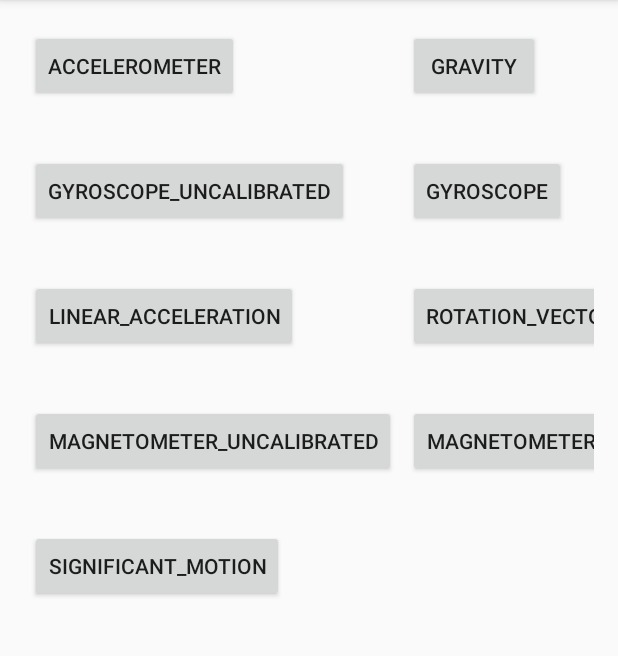
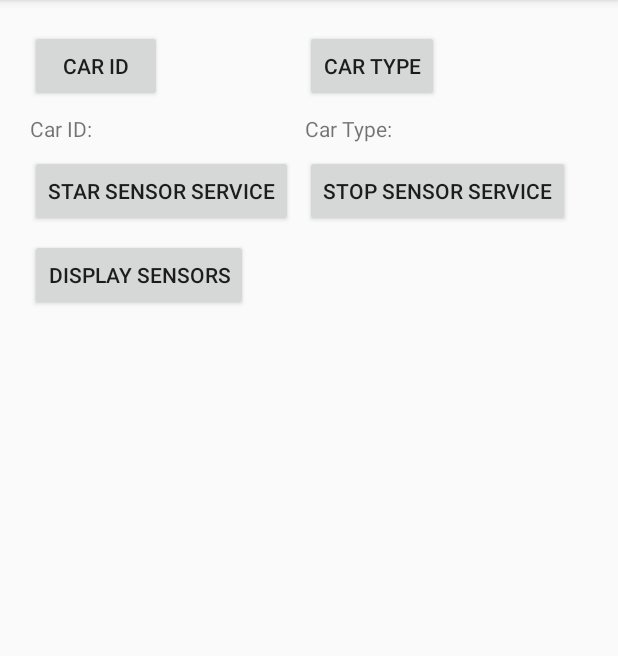
Before and after one commit to ThanosGkara/CarAppHackZurich, an Android app: the screen it shows after launch (MainActivity), on a phone screen of 412 x 824 dp, the part 84-740 px from its top. Run offline under Robolectric (Android 15) with nearby library versions, the phone set to English and light mode, and no system bars.

Commit message:
Added CarID, CarType, DisplaySensors Funtionality

```diff
--- a/app/build.gradle
+++ b/app/build.gradle
@@ -24,5 +24,6 @@ dependencies {
     androidTestCompile('com.android.support.test.espresso:espresso-core:2.2.2', {
         exclude group: 'com.android.support', module: 'support-annotations'
     })
+    compile 'com.android.support:appcompat-v7:24.2.1'
     testCompile 'junit:junit:4.12'
 }
--- a/app/src/main/AndroidManifest.xml
+++ b/app/src/main/AndroidManifest.xml
@@ -19,7 +19,9 @@
         <service
             android:name=".SensorsService"
             android:enabled="true"
-            android:exported="true"></service>
+            android:exported="true" />
+
+        <activity android:name=".SensorsViewActivity"></activity>
     </application>
 
 </manifest>
--- a/app/src/main/java/com/hackzurich/carapp/carapphackzurich/MainActivity.java
+++ b/app/src/main/java/com/hackzurich/carapp/carapphackzurich/MainActivity.java
@@ -1,11 +1,18 @@
 package com.hackzurich.carapp.carapphackzurich;
 
 import android.app.Activity;
+import android.app.AlertDialog;
 import android.content.Context;
+import android.content.DialogInterface;
 import android.content.Intent;
 import android.content.IntentFilter;
 import android.os.Bundle;
 import android.util.Log;
+import android.view.LayoutInflater;
+import android.view.View;
+import android.view.ViewGroup;
+import android.widget.Button;
+import android.widget.EditText;
 import android.widget.TextView;
 import android.content.BroadcastReceiver;
 
@@ -13,81 +20,96 @@ public class MainActivity extends Activity {
 
     private static final String TAG = "SensorsService";
     private Intent intent;
+    final Context context = this;
 
-    private TextView tvAccel;
-    private TextView tvGyro;
-    private TextView tvGyroUn;
-//    private TextView tvSigMotion;
-    private TextView tvGravity;
-    private TextView tvMagnitometer;
-    private TextView tvMagnitometerUn;
-    private TextView tvLinearAccel;
-    private TextView tvRotationVector;
+    private Button btCarID;
+    private Button btCarType;
+    private Button btStartSensorService;
+    private Button btStopSensorService;
+    private Button btDisplaySensors;
+    private TextView tvCarID;
+    private TextView tvCarType;
+    private TextView tvLogArea;
 
     @Override
     protected void onCreate(Bundle savedInstanceState) {
         super.onCreate(savedInstanceState);
         setContentView(R.layout.activity_main);
 
-        intent = new Intent(this, SensorsService.class);
+        intent = new Intent(this, SensorsViewActivity.class);
 
-        tvAccel = (TextView) findViewById(R.id.tvACCELEROMETER);
-        tvGyro = (TextView) findViewById(R.id.tvGYROSCOPE);
-        tvGyroUn = (TextView) findViewById(R.id.tvGYROSCOPE_UNCALIBRATED);
-//        tvSigMotion = (TextView) findViewById(R.id.tvSIGNIFICANT_MOTION);
-        tvGravity = (TextView) findViewById(R.id.tvGRAVITY);
-        tvMagnitometer = (TextView) findViewById(R.id.tvMAGNETOMETER);
-        tvMagnitometerUn = (TextView) findViewById(R.id.tvMAGNETOMETER_UNCALIBRATED);
-        tvLinearAccel = (TextView) findViewById(R.id.tvLINEAR_ACCELERATION);
-        tvRotationVector = (TextView) findViewById(R.id.tvROTATION_VECTOR);
+        btCarID = (Button) findViewById(R.id.btCarID);
+        btCarType = (Button) findViewById(R.id.btCarType);
+        tvCarID = (TextView) findViewById(R.id.tvCarID);
+        tvCarType = (TextView) findViewById(R.id.tvCarType);
+        btStartSensorService = (Button) findViewById(R.id.btStarSensorService);
+        btStopSensorService = (Button) findViewById(R.id.btStopSensorService);
+        btDisplaySensors = (Button) findViewById(R.id.btDisplaySensors);
+        tvLogArea = (TextView) findViewById(R.id.tvLogArea);
     }
 
     private BroadcastReceiver sensorsSReceiver = new BroadcastReceiver() {
         @Override
         public void onReceive(Context context, Intent intent) {
-            updateUI(intent);
+
         }
     };
 
     @Override
     public void onResume() {
         super.onResume();
-        startService(intent);
-        registerReceiver(sensorsSReceiver, new IntentFilter(SensorsService.BROADCAST_ACTION));
+        tvCarID.setText("Car ID: ");
+        tvCarType.setText("Car Type: ");
+        tvLogArea.setText("Test text");
     }
 
     @Override
     public void onPause() {
         super.onPause();
-        unregisterReceiver(sensorsSReceiver);
-        stopService(intent);
     }
 
-    private void updateUI(Intent intent) {
-//        String counter = intent.getStringExtra("counter");
-//        String time = intent.getStringExtra("time");
-        tvAccel.setText(intent.getStringExtra("TYPE_ACCELEROMETER"));
-        tvGyro.setText(intent.getStringExtra("TYPE_GYROSCOPE"));
-        tvGyroUn.setText(intent.getStringExtra("TYPE_GYROSCOPE_UNCALIBRATED"));
-//        tvSigMotion.setText(intent.getStringExtra("TYPE_GRAVITY"));
-        tvGravity.setText(intent.getStringExtra("TYPE_MAGNETIC_FIELD"));
-        tvMagnitometer.setText(intent.getStringExtra("TYPE_MAGNETIC_FIELD_UNCALIBRATED"));
-        tvMagnitometerUn.setText(intent.getStringExtra("TYPE_LINEAR_ACCELERATION"));
-        tvLinearAccel.setText(intent.getStringExtra("TYPE_ROTATION_VECTOR"));
-        Log.d(TAG, "TYPE_ACCELEROMETER");
-        Log.d(TAG, "TYPE_GYROSCOPE");
-        Log.d(TAG, "TYPE_GYROSCOPE_UNCALIBRATED");
-        Log.d(TAG, "TYPE_GRAVITY");
-        Log.d(TAG, "TYPE_MAGNETIC_FIELD");
-        Log.d(TAG, "TYPE_MAGNETIC_FIELD_UNCALIBRATED");
-        Log.d(TAG, "TYPE_LINEAR_ACCELERATION");
-        Log.d(TAG, "TYPE_ROTATION_VECTOR");
+    public void showSensors(View view) {
+        startActivity(intent);
+    }
 
-//        TextView txtDateTime = (TextView) findViewById(R.id.txtDateTime);
-//        TextView txtCounter = (TextView) findViewById(R.id.txtCounter);
-//        txtDateTime.setText(time);
-//        txtCounter.setText(counter);
+    public void setCarID(View view) {
+        showInputDialog("ID");
+    }
 
+    public void setCarType(View view) {
+        showInputDialog("Type");
+    }
 
+    protected void showInputDialog(final String type) {
+
+        // get prompts.xml view
+        LayoutInflater layoutInflater = LayoutInflater.from(MainActivity.this);
+        View promptView = layoutInflater.inflate(R.layout.prompts, null);
+        AlertDialog.Builder alertDialogBuilder = new AlertDialog.Builder(MainActivity.this);
+        alertDialogBuilder.setView(promptView);
+
+        final EditText editText = (EditText) promptView.findViewById(R.id.edittext);
+        // setup a dialog window
+        alertDialogBuilder.setCancelable(false)
+                .setPositiveButton("OK", new DialogInterface.OnClickListener() {
+                    public void onClick(DialogInterface dialog, int id) {
+                        if (type.equals("ID")) {
+                            tvCarID.setText("Car ID: " + editText.getText());
+                        }
+                        else if (type.equals("Type")){
+                            tvCarType.setText("Car Type: " + editText.getText());
+                        }
+                    }
+                })
+                .setNegativeButton("Cancel",
+                        new DialogInterface.OnClickListener() {
+                            public void onClick(DialogInterface dialog, int id) {
+                                dialog.cancel();
+                            }
+                        });
+
+        // create an alert dialog
+        AlertDialog alert = alertDialogBuilder.create();
+        alert.show();
     }
 }
--- a/app/src/main/res/layout/activity_main.xml
+++ b/app/src/main/res/layout/activity_main.xml
@@ -10,11 +10,8 @@
     android:paddingTop="@dimen/activity_vertical_margin"
     tools:context="com.hackzurich.carapp.carapphackzurich.MainActivity">
 
-    <ScrollView
-        android:layout_width="wrap_content"
-        android:layout_height="wrap_content">
-
     <GridLayout
+        android:id="@+id/GRD"
         android:layout_width="match_parent"
         android:layout_height="match_parent"
         android:columnCount="2"
@@ -22,68 +19,48 @@
         android:rowOrderPreserved="true"
         android:useDefaultMargins="true">
 
-            <Button android:text="@string/accelerometer" />
+        <Button
+            android:id="@+id/btCarID"
+            android:text="@string/carid"
+            android:onClick="setCarID"/>
 
-            <Button android:text="@string/gravity" />
+        <Button
+            android:id="@+id/btCarType"
+            android:text="@string/cartype"
+            android:onClick="setCarType"/>
 
         <TextView
-                android:id="@+id/tvACCELEROMETER"
+            android:id="@+id/tvCarID"
             android:layout_width="wrap_content"
             android:layout_height="wrap_content" />
 
         <TextView
-                android:id="@+id/tvGRAVITY"
+            android:id="@+id/tvCarType"
             android:layout_width="wrap_content"
             android:layout_height="wrap_content" />
 
-            <Button android:text="@string/gyroscope_uncalibrated" />
+        <Button
+            android:id="@+id/btStarSensorService"
+            android:text="@string/StarSensorService" />
 
-            <Button android:text="@string/gyroscope" />
+        <Button
+            android:id="@+id/btStopSensorService"
+            android:text="@string/StopSensorService" />
+
+        <Button
+            android:id="@+id/btDisplaySensors"
+            android:text="@string/DisplaySensors"
+            android:onClick="showSensors"/>
+    </GridLayout>
+
+    <LinearLayout
+        android:layout_width="match_parent"
+        android:layout_height="match_parent"
+        android:layout_below="@+id/GRD">
 
         <TextView
-                android:id="@+id/tvGYROSCOPE_UNCALIBRATED"
-                android:layout_width="wrap_content"
+            android:id="@+id/tvLogArea"
+            android:layout_width="match_parent"
             android:layout_height="wrap_content" />
-
-            <TextView
-                android:id="@+id/tvGYROSCOPE"
-                android:layout_width="wrap_content"
-                android:layout_height="wrap_content" />
-
-            <Button android:text="@string/linear_acceleration" />
-
-            <Button android:text="@string/rotation_vector" />
-
-            <TextView
-                android:id="@+id/tvLINEAR_ACCELERATION"
-                android:layout_width="wrap_content"
-                android:layout_height="wrap_content" />
-
-            <TextView
-                android:id="@+id/tvROTATION_VECTOR"
-                android:layout_width="wrap_content"
-                android:layout_height="wrap_content" />
-
-            <Button android:text="@string/magnetometer_un" />
-
-            <Button android:text="@string/magnetometer" />
-
-            <TextView
-                android:id="@+id/tvMAGNETOMETER_UNCALIBRATED"
-                android:layout_width="wrap_content"
-                android:layout_height="wrap_content" />
-
-            <TextView
-                android:id="@+id/tvMAGNETOMETER"
-                android:layout_width="wrap_content"
-                android:layout_height="wrap_content" />
-
-            <Button android:text="@string/significant_motion" />
-
-            <TextView
-                android:id="@+id/tvSIGNIFICANT_MOTION"
-                android:layout_width="wrap_content"
-                android:layout_height="wrap_content" />
-        </GridLayout>
-    </ScrollView>
+    </LinearLayout>
 </RelativeLayout>
--- a/app/src/main/res/values/strings.xml
+++ b/app/src/main/res/values/strings.xml
@@ -9,4 +9,9 @@
     <string name="significant_motion">SIGNIFICANT_MOTION</string>
     <string name="magnetometer">MAGNETOMETER</string>
     <string name="magnetometer_un">MAGNETOMETER_uncalibrated</string>
+    <string name="carid">Car ID</string>
+    <string name="cartype">Car Type</string>
+    <string name="StarSensorService">Star Sensor Service</string>
+    <string name="StopSensorService">Stop Sensor Service</string>
+    <string name="DisplaySensors">Display Sensors</string>
 </resources>
--- a/app/src/main/res/values/styles.xml
+++ b/app/src/main/res/values/styles.xml
@@ -4,5 +4,7 @@
     <style name="AppTheme" parent="android:Theme.Material.Light.DarkActionBar">
         <!-- Customize your theme here. -->
     </style>
+    <style name="AppTheme2" parent="Theme.AppCompat.Light.DarkActionBar">
+    </style>
 
 </resources>
```
Also changed, not shown: app/src/main/java/com/hackzurich/carapp/carapphackzurich/SensorsService.java (+2 -15 lines), app/src/main/java/com/hackzurich/carapp/carapphackzurich/SensorsViewActivity.java (added, +81 -0 lines), app/src/main/res/layout/activity_sensors_view.xml (added, +89 -0 lines), app/src/main/res/layout/prompts.xml (added, +22 -0 lines). Lines whose indentation alone changed are shown as unchanged.
